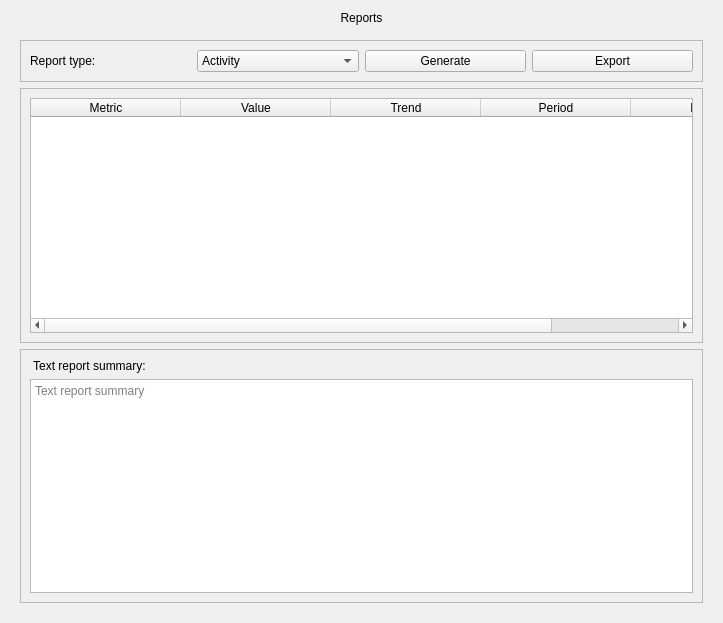
Above: admin_panel/views/ui/ReportsView.ui from Magdalena52772/Booktrack before the change. Below: the same form after it.
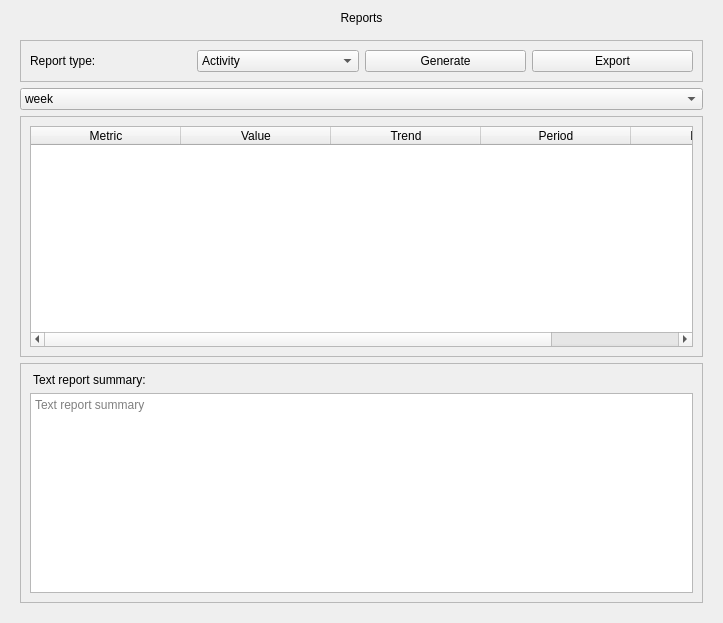
That is the form after the change. Icons and pictures are not drawn.

The edit to the form file:
```diff
--- a/admin_panel/views/ui/ReportsView.ui
+++ b/admin_panel/views/ui/ReportsView.ui
@@ -105,6 +105,25 @@
         </layout>
        </widget>
       </item>
+      <item>
+       <widget class="QComboBox" name="comboBox">
+        <item>
+         <property name="text">
+          <string>week</string>
+         </property>
+        </item>
+        <item>
+         <property name="text">
+          <string>month</string>
+         </property>
+        </item>
+        <item>
+         <property name="text">
+          <string>year</string>
+         </property>
+        </item>
+       </widget>
+      </item>
       <item>
        <widget class="QFrame" name="frame_table">
         <property name="minimumSize">
@@ -125,12 +144,18 @@
            <property name="editTriggers">
             <set>QAbstractItemView::EditTrigger::NoEditTriggers</set>
            </property>
+           <property name="alternatingRowColors">
+            <bool>true</bool>
+           </property>
            <property name="selectionMode">
             <enum>QAbstractItemView::SelectionMode::SingleSelection</enum>
            </property>
            <property name="selectionBehavior">
             <enum>QAbstractItemView::SelectionBehavior::SelectRows</enum>
            </property>
+           <property name="sortingEnabled">
+            <bool>true</bool>
+           </property>
            <attribute name="horizontalHeaderDefaultSectionSize">
             <number>150</number>
            </attribute>
```
